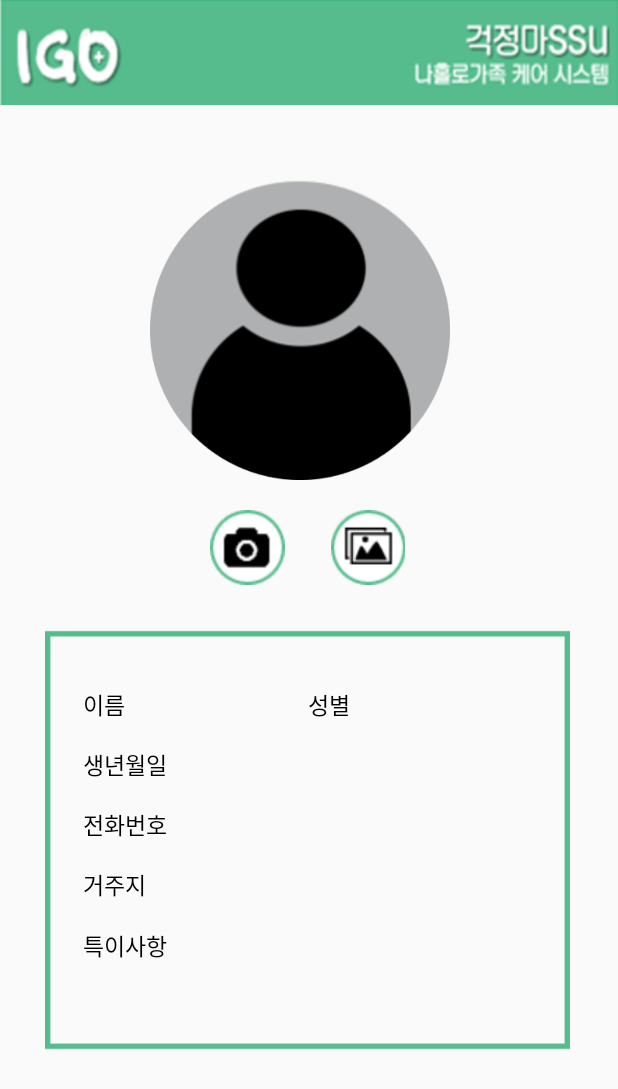
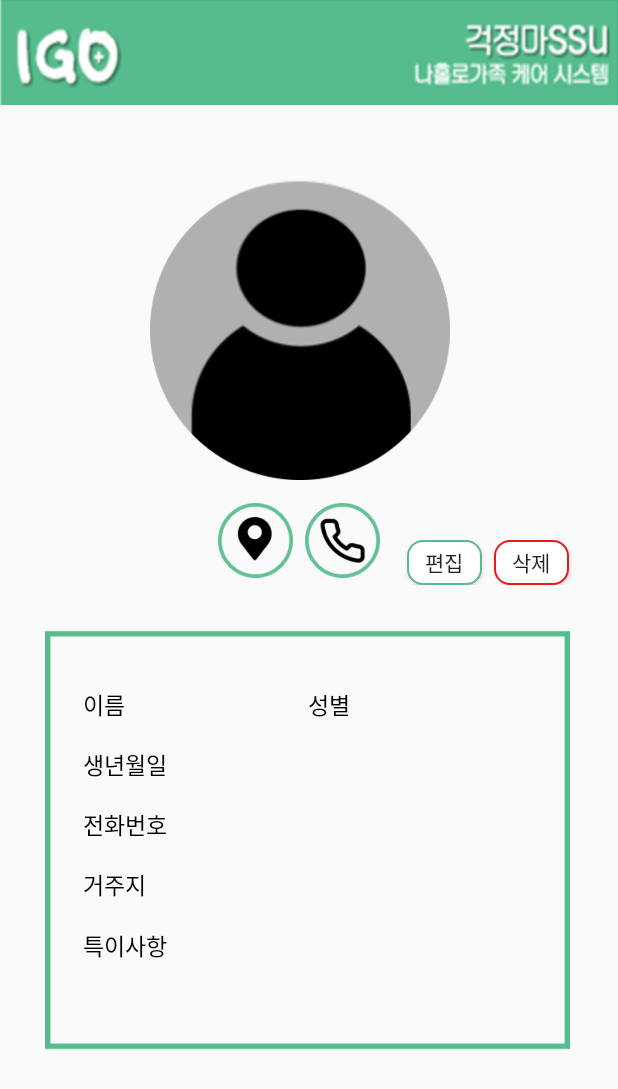
Before and after one commit to SSU-IGO/IGO, an Android app: the Member_Info screen opened directly, with no data from a screen before it, on a phone screen of 412 x 824 dp. Shown: the top 1089 px of the screen. Run offline under Robolectric (Android 15) with nearby library versions, the phone set to English and light mode, and no system bars; our stand-ins replace CircleImageView; 4 statements that could not run were skipped.

Commit message:
멤버정보 편집,삭제 추가

```diff
--- a/app/src/main/AndroidManifest.xml
+++ b/app/src/main/AndroidManifest.xml
@@ -10,6 +10,7 @@
     <uses-permission android:name="android.permission.CAMERA" />
     <uses-permission android:name="android.permission.WRITE_EXTERNAL_STORAGE" />
     <uses-permission android:name="android.permission.READ_EXTERNAL_STORAGE" />
+    <uses-permission android:name="android.permission.ACCESS_FINE_LOCATION"/>
 
     <application
         android:allowBackup="true"
--- a/app/src/main/java/com/example/igo/main/Frag_top_list.java
+++ b/app/src/main/java/com/example/igo/main/Frag_top_list.java
@@ -17,7 +17,7 @@ import com.example.igo.data.Add_Person;
 public class Frag_top_list extends Fragment {
 
     private View view;
-    /*
+
     @Nullable
     @Override
     public View onCreateView(@NonNull LayoutInflater inflater, @Nullable ViewGroup container, @Nullable Bundle savedInstanceState) {
@@ -33,5 +33,5 @@ public class Frag_top_list extends Fragment {
         });
         return view;
     }
-    */
+
 }
--- a/app/src/main/java/com/example/igo/main/Frag_top_member.java
+++ b/app/src/main/java/com/example/igo/main/Frag_top_member.java
@@ -16,12 +16,11 @@ import com.example.igo.R;
 public class Frag_top_member extends Fragment {
 
     private View view;
-    /*
+
     @Nullable
     @Override
     public View onCreateView(@NonNull LayoutInflater inflater, @Nullable ViewGroup container, @Nullable Bundle savedInstanceState) {
         view = inflater.inflate(R.layout.top_member, container, false);
         return view;
     }
-    */
 }
--- /dev/null
+++ b/app/src/main/res/drawable-v24/btn_bg_ex3.xml
@@ -0,0 +1,17 @@
+<?xml version="1.0" encoding="utf-8"?>
+<shape xmlns:android="http://schemas.android.com/apk/res/android" >
+
+    <solid android:color="#fff" /> //배경색
+
+    <stroke
+        android:width="1dp"
+        android:color="#EA1A1A" /> //선색
+    <corners
+        android:topLeftRadius="10dp"
+        android:topRightRadius="10dp"
+        android:bottomLeftRadius="10dp"
+        android:bottomRightRadius="10dp"  /> // 선 휘는각도
+
+    />
+
+</shape>
--- a/app/src/main/res/layout/activity_member_info.xml
+++ b/app/src/main/res/layout/activity_member_info.xml
@@ -1,9 +1,9 @@
 <?xml version="1.0" encoding="utf-8"?>
 <LinearLayout xmlns:android="http://schemas.android.com/apk/res/android"
     xmlns:app="http://schemas.android.com/apk/res-auto"
-    android:orientation="vertical"
     android:layout_width="match_parent"
-    android:layout_height="match_parent">
+    android:layout_height="match_parent"
+    android:orientation="vertical">
 
     <LinearLayout
         android:id="@+id/toolbar"
@@ -20,64 +20,69 @@
         android:layout_width="match_parent"
         android:layout_height="320dp"
         android:orientation="vertical">
+
         <LinearLayout
             android:layout_width="match_parent"
-            android:layout_height="50dp">
-        </LinearLayout>
+            android:layout_height="50dp"></LinearLayout>
 
         <LinearLayout
             android:layout_width="match_parent"
             android:layout_height="200dp"
             android:layout_gravity="center_vertical">
+
             <de.hdodenhof.circleimageview.CircleImageView
                 android:id="@+id/user_image"
                 android:layout_width="200dp"
                 android:layout_height="match_parent"
                 android:layout_marginHorizontal="100dp"
-                android:background="@drawable/profil"/>
+                android:background="@drawable/profil" />
         </LinearLayout>
 
         <LinearLayout
             android:layout_width="match_parent"
             android:layout_height="70dp"
             android:orientation="horizontal">
-            <LinearLayout
-                android:layout_width="140dp"
-                android:layout_height="match_parent"
-                android:layout_gravity="left"/>
 
             <LinearLayout
-                android:layout_width="130dp"
+                android:layout_width="match_parent"
                 android:layout_height="match_parent"
                 android:layout_gravity="center"
                 android:orientation="horizontal">
-                <LinearLayout
-                    android:layout_width="65dp"
-                    android:layout_height="70dp"
-                    android:layout_gravity="left">
-                    <Button
-                        android:id="@+id/btn_CameraUpload"
-                        android:layout_width="50dp"
-                        android:layout_height="50dp"
-                        android:layout_gravity="center_horizontal|bottom"
 
-                        android:background="@drawable/profil_edit_button"
-                        android:gravity="center" />
-                </LinearLayout>
-                <LinearLayout
-                    android:layout_width="65dp"
-                    android:layout_height="70dp"
-                    android:layout_gravity="right">
+                <Button
+                    android:id="@+id/member_info_btn_map"
+                    android:layout_width="50dp"
+                    android:layout_height="50dp"
+                    android:layout_marginTop="15dp"
+                    android:layout_marginLeft="145dp"
+                    android:background="@drawable/pin" />
 
-                    <Button
-                        android:id="@+id/btn_GalleryUpload"
-                        android:layout_width="50dp"
-                        android:layout_height="50dp"
-                        android:layout_gravity="bottom"
-                        android:layout_marginLeft="15dp"
-                        android:background="@drawable/gallery_upload_btn"
-                        android:gravity="bottom"/>
-                </LinearLayout>
+                <Button
+                    android:id="@+id/member_info_btn_call"
+                    android:layout_width="50dp"
+                    android:layout_height="50dp"
+                    android:layout_marginTop="15dp"
+                    android:layout_marginLeft="8dp"
+                    android:layout_marginRight="10dp"
+                    android:background="@drawable/phone" />
+
+                <Button
+                    android:id="@+id/member_info_btn_edit"
+                    android:layout_width="50dp"
+                    android:layout_height="30dp"
+                    android:layout_marginTop="30dp"
+                    android:layout_marginLeft="8dp"
+                    android:background="@drawable/btn_bg_ex"
+                    android:text="편집"/>
+
+                <Button
+                    android:id="@+id/member_info_btn_delete"
+                    android:layout_width="50dp"
+                    android:layout_height="30dp"
+                    android:layout_marginTop="30dp"
+                    android:layout_marginLeft="8dp"
+                    android:background="@drawable/btn_bg_ex3"
+                    android:text="삭제"/>
 
             </LinearLayout>
 
@@ -122,11 +127,12 @@
                         android:text="이름"
                         android:textColor="#000000"
                         android:textSize="15sp" />
+
                     <TextView
                         android:layout_width="80dp"
                         android:layout_height="30dp"
                         android:layout_gravity="center_vertical"
-                        android:gravity="center_vertical"/>
+                        android:gravity="center_vertical" />
                 </LinearLayout>
 
                 <LinearLayout
@@ -142,11 +148,12 @@
                         android:text="성별"
                         android:textColor="#000000"
                         android:textSize="15sp" />
+
                     <TextView
                         android:layout_width="50dp"
                         android:layout_height="30dp"
                         android:layout_gravity="center_vertical"
-                        android:gravity="center_vertical"/>
+                        android:gravity="center_vertical" />
 
                 </LinearLayout>
             </LinearLayout>
@@ -165,11 +172,12 @@
                     android:text="생년월일"
                     android:textColor="#000000"
                     android:textSize="15sp" />
+
                 <TextView
                     android:layout_width="match_parent"
                     android:layout_height="30dp"
                     android:layout_gravity="center_vertical"
-                    android:gravity="center_vertical"/>
+                    android:gravity="center_vertical" />
             </LinearLayout>
 
             <LinearLayout
@@ -186,11 +194,12 @@
                     android:text="전화번호"
                     android:textColor="#000000"
                     android:textSize="15sp" />
+
                 <TextView
                     android:layout_width="match_parent"
                     android:layout_height="30dp"
                     android:layout_gravity="center_vertical"
-                    android:gravity="center_vertical"/>
+                    android:gravity="center_vertical" />
             </LinearLayout>
 
             <LinearLayout
@@ -207,11 +216,12 @@
                     android:text="거주지"
                     android:textColor="#000000"
                     android:textSize="15sp" />
+
                 <TextView
                     android:layout_width="match_parent"
                     android:layout_height="30dp"
                     android:layout_gravity="center_vertical"
-                    android:gravity="center_vertical"/>
+                    android:gravity="center_vertical" />
             </LinearLayout>
 
             <LinearLayout
@@ -228,11 +238,12 @@
                     android:text="특이사항"
                     android:textColor="#000000"
                     android:textSize="15sp" />
+
                 <TextView
                     android:layout_width="match_parent"
                     android:layout_height="60dp"
                     android:layout_gravity="center_vertical"
-                    android:gravity="center_vertical"/>
+                    android:gravity="center_vertical" />
             </LinearLayout>
         </LinearLayout>
 
```
Also changed, not shown: app/src/main/res/drawable-v24/phone.png (added), app/src/main/res/drawable-v24/pin.png (added).
